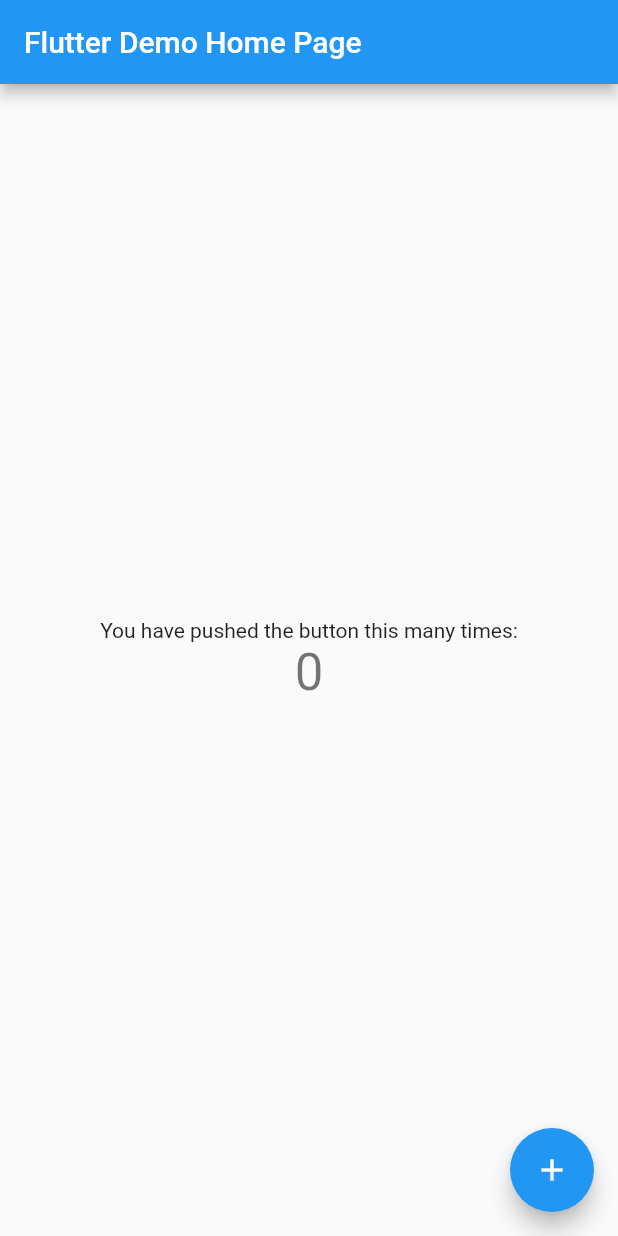
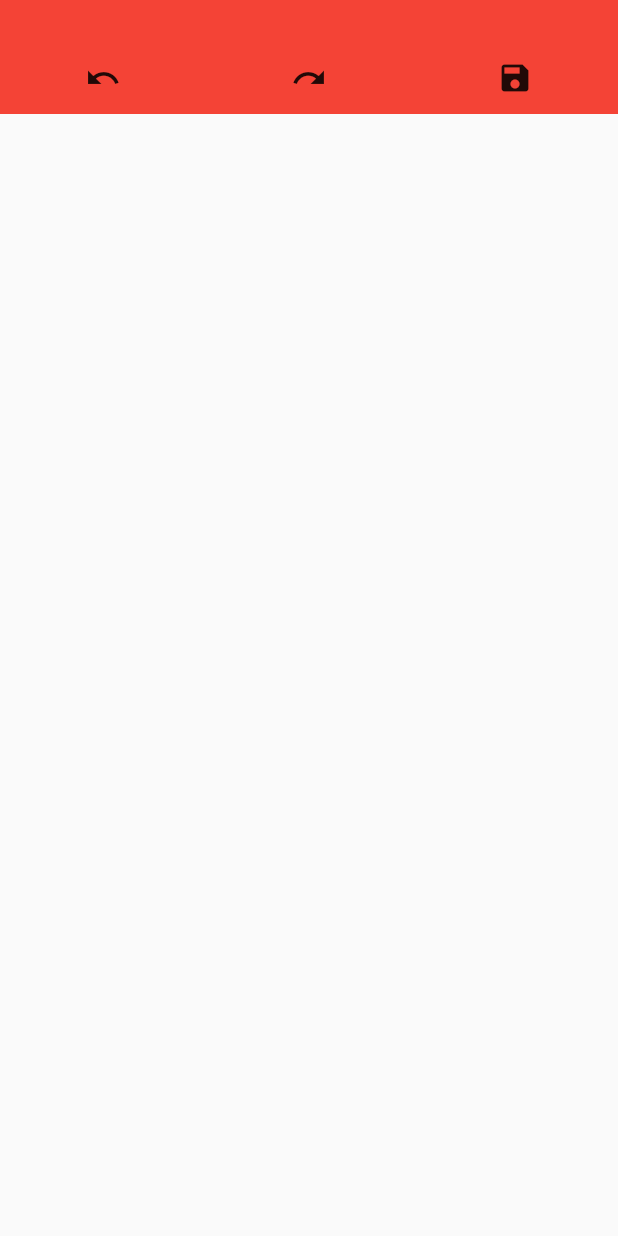
Before and after one commit to kentangtelo/paint-clone-flutter, a Flutter app: the screen it shows after launch, on a phone screen of 412 x 824 dp. Run offline on Flutter 3.47's test engine with Material 2 defaults, Android fonts, the phone set to English and light mode, and no system bars.

Commit message:
feat: appbar

```diff
--- /dev/null
+++ b/lib/drawer_screen.dart
@@ -0,0 +1,62 @@
+import 'package:flutter/material.dart';
+import 'package:flutter/src/widgets/container.dart';
+import 'package:flutter/src/widgets/framework.dart';
+
+class DrawerScreen extends StatefulWidget {
+  const DrawerScreen({super.key});
+
+  @override
+  State<DrawerScreen> createState() => _DrawerScreenState();
+}
+
+const Color canvasColor = Color(0xfff2f3f7);
+
+class _DrawerScreenState extends State<DrawerScreen> {
+  @override
+  Widget build(BuildContext context) {
+    return Scaffold(
+      body: Stack(
+        children: [
+          _CustomAppBar(),
+        ],
+      ),
+    );
+  }
+}
+
+class _CustomAppBar extends StatelessWidget {
+  const _CustomAppBar({
+    Key? key,
+  }) : super(key: key);
+
+  @override
+  Widget build(BuildContext context) {
+    return Container(
+      color: Colors.red,
+      padding: const EdgeInsets.only(top: 28),
+      height: kToolbarHeight + 20,
+      width: double.maxFinite,
+      child: Column(
+        children: [
+          Row(
+            mainAxisAlignment: MainAxisAlignment.spaceAround,
+            children: [
+              IconButton(
+                icon: const Icon(Icons.undo),
+                onPressed: () {},
+              ),
+              IconButton(
+                icon: const Icon(Icons.redo),
+                onPressed: () {},
+              ),
+              IconButton(
+                icon: const Icon(Icons.save),
+                onPressed: () {},
+              )
+            ],
+          ),
+        ],
+      ),
+    );
+  }
+}
--- a/lib/main.dart
+++ b/lib/main.dart
@@ -1,4 +1,6 @@
 import 'package:flutter/material.dart';
+
+import 'drawer_screen.dart';
 
 void main() {
   runApp(const MyApp());
@@ -11,105 +13,12 @@
   @override
   Widget build(BuildContext context) {
     return MaterialApp(
+      debugShowCheckedModeBanner: false,
       title: 'Flutter Demo',
       theme: ThemeData(
-        // This is the theme of your application.
-        //
-        // Try running your application with "flutter run". You'll see the
-        // application has a blue toolbar. Then, without quitting the app, try
-        // changing the primarySwatch below to Colors.green and then invoke
-        // "hot reload" (press "r" in the console where you ran "flutter run",
-        // or simply save your changes to "hot reload" in a Flutter IDE).
-        // Notice that the counter didn't reset back to zero; the application
-        // is not restarted.
         primarySwatch: Colors.blue,
       ),
-      home: const MyHomePage(title: 'Flutter Demo Home Page'),
+      home: const DrawerScreen(),
     );
   }
 }
-
-class MyHomePage extends StatefulWidget {
-  const MyHomePage({super.key, required this.title});
-
-  // This widget is the home page of your application. It is stateful, meaning
-  // that it has a State object (defined below) that contains fields that affect
-  // how it looks.
-
-  // This class is the configuration for the state. It holds the values (in this
-  // case the title) provided by the parent (in this case the App widget) and
-  // used by the build method of the State. Fields in a Widget subclass are
-  // always marked "final".
-
-  final String title;
-
-  @override
-  State<MyHomePage> createState() => _MyHomePageState();
-}
-
-class _MyHomePageState extends State<MyHomePage> {
-  int _counter = 0;
-
-  void _incrementCounter() {
-    setState(() {
-      // This call to setState tells the Flutter framework that something has
-      // changed in this State, which causes it to rerun the build method below
-      // so that the display can reflect the updated values. If we changed
-      // _counter without calling setState(), then the build method would not be
-      // called again, and so nothing would appear to happen.
-      _counter++;
-    });
-  }
-
-  @override
-  Widget build(BuildContext context) {
-    // This method is rerun every time setState is called, for instance as done
-    // by the _incrementCounter method above.
-    //
-    // The Flutter framework has been optimized to make rerunning build methods
-    // fast, so that you can just rebuild anything that needs updating rather
-    // than having to individually change instances of widgets.
-    return Scaffold(
-      appBar: AppBar(
-        // Here we take the value from the MyHomePage object that was created by
-        // the App.build method, and use it to set our appbar title.
-        title: Text(widget.title),
-      ),
-      body: Center(
-        // Center is a layout widget. It takes a single child and positions it
-        // in the middle of the parent.
-        child: Column(
-          // Column is also a layout widget. It takes a list of children and
-          // arranges them vertically. By default, it sizes itself to fit its
-          // children horizontally, and tries to be as tall as its parent.
-          //
-          // Invoke "debug painting" (press "p" in the console, choose the
-          // "Toggle Debug Paint" action from the Flutter Inspector in Android
-          // Studio, or the "Toggle Debug Paint" command in Visual Studio Code)
-          // to see the wireframe for each widget.
-          //
-          // Column has various properties to control how it sizes itself and
-          // how it positions its children. Here we use mainAxisAlignment to
-          // center the children vertically; the main axis here is the vertical
-          // axis because Columns are vertical (the cross axis would be
-          // horizontal).
-          mainAxisAlignment: MainAxisAlignment.center,
-          children: <Widget>[
-            const Text(
-              'You have pushed the button this many times:',
-            ),
-            Text(
-              '$_counter',
-              style: Theme.of(context).textTheme.headline4,
-            ),
-          ],
-        ),
-      ),
-      floatingActionButton: FloatingActionButton(
-        onPressed: _incrementCounter,
-        tooltip: 'Increment',
-        child: const Icon(Icons.add),
-      ), // This trailing comma makes auto-formatting nicer for build methods.
-    );
-  }
-}
```
Also changed, not shown: pubspec.yaml (+3 -36 lines), pubspec.lock.
